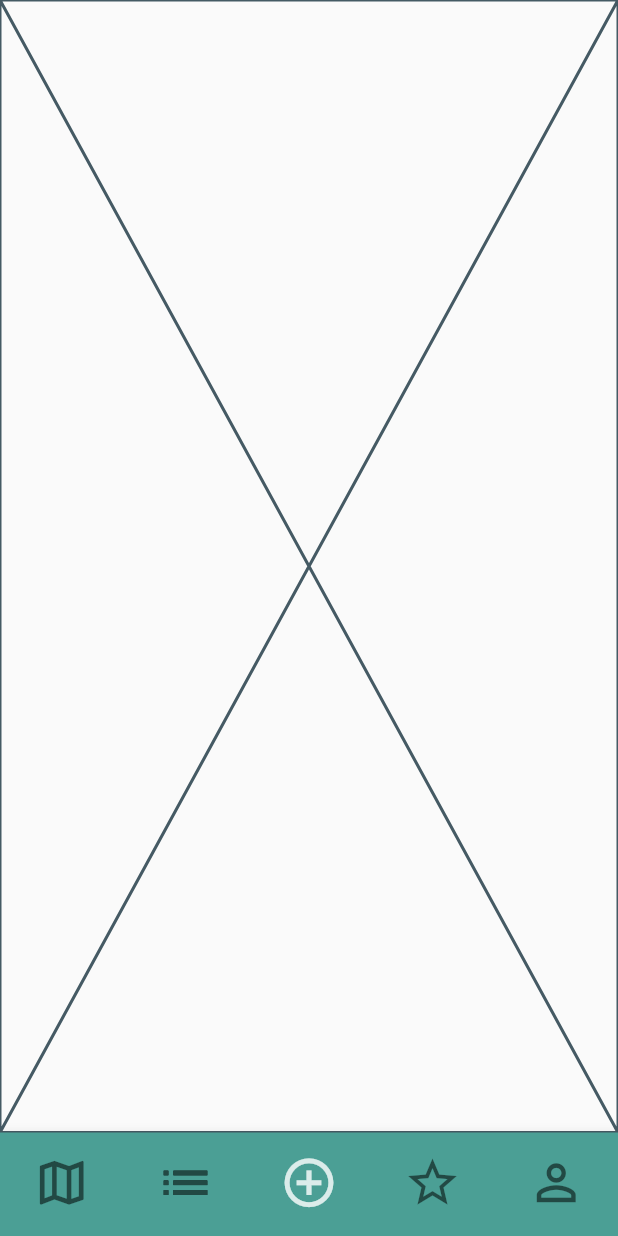
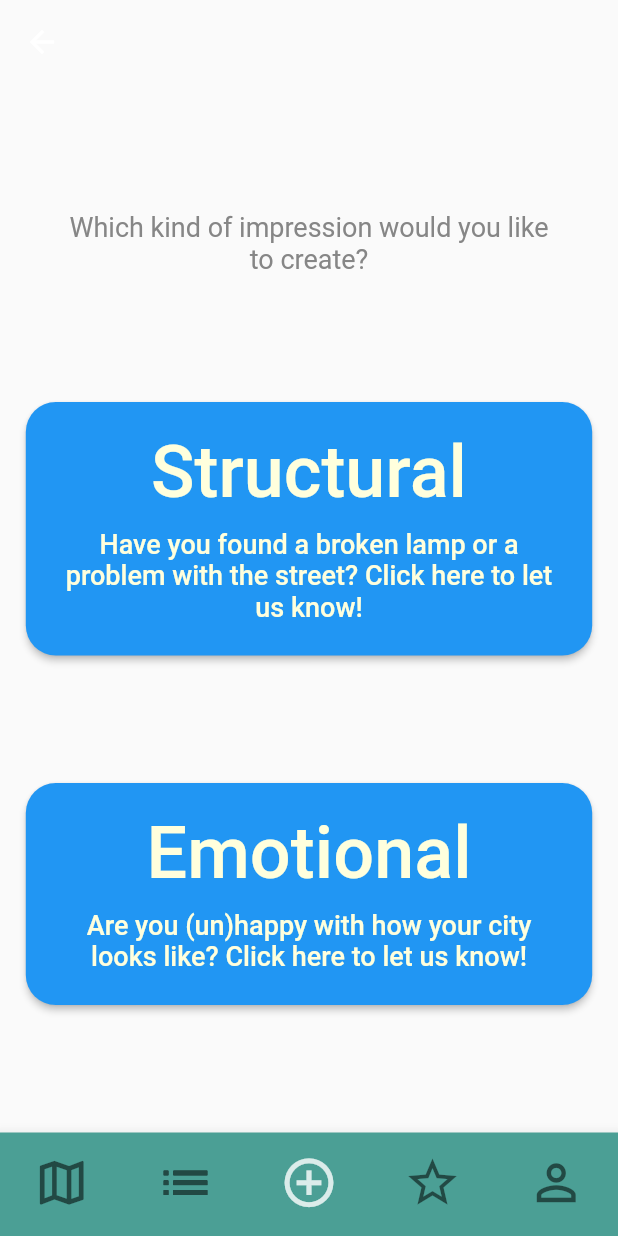
Before and after one commit to Fabs97/DIMA, a Flutter app: the HomePage screen opened directly, item 3 of the bottom bar chosen, on a phone screen of 412 x 824 dp. Run offline on Flutter 3.47's test engine with Material 2 defaults, Android fonts, the phone set to English and light mode, and no system bars; our stand-ins replace email_validator, firebase_auth, firebase_core, flutter_svg, google_maps_flutter, google_sign_in and 4 more; missing offline and left inert: flutter_facebook_auth, flutter_twitter_login, github_sign_in; accounts and stored records are empty; statements that could not run were skipped.

Commit message:
[Frontend] - Added impression screen

```diff
--- a/citylife/lib/screens/homepage/homepage.dart
+++ b/citylife/lib/screens/homepage/homepage.dart
@@ -1,4 +1,5 @@
 import 'package:citylife/screens/home/home.dart';
+import 'package:citylife/screens/impressions/newImpression.dart';
 import 'package:citylife/screens/profile/profile.dart';
 import 'package:citylife/utils/theme.dart';
 import 'package:flutter/material.dart';
@@ -14,7 +15,7 @@ class _HomePageState extends State<HomePage> {
   final List<Widget> pages = [
     Home(),
     Placeholder(),
-    Placeholder(),
+    NewImpression(),
     Placeholder(),
     Profile(),
   ];
--- /dev/null
+++ b/citylife/lib/screens/impressions/newImpression.dart
@@ -0,0 +1,128 @@
+import 'package:citylife/utils/theme.dart';
+import 'package:flutter/cupertino.dart';
+import 'package:flutter/material.dart';
+
+import 'package:citylife/screens/impressions/structural/structuralImpression.dart';
+
+class NewImpression extends StatefulWidget {
+  @override
+  _NewImpressionState createState() => _NewImpressionState();
+}
+
+class _NewImpressionState extends State<NewImpression> {
+  @override
+  Widget build(BuildContext context) {
+    return Scaffold(
+      appBar: AppBar(
+        backgroundColor: Colors.transparent,
+        elevation: 0,
+      ),
+      body: LayoutBuilder(
+        builder: (context, constraints) => Container(
+          width: constraints.maxWidth,
+          height: constraints.maxHeight,
+          child: Column(
+            crossAxisAlignment: CrossAxisAlignment.center,
+            mainAxisAlignment: MainAxisAlignment.spaceEvenly,
+            mainAxisSize: MainAxisSize.max,
+            children: <Widget>[
+              Container(
+                width: constraints.maxWidth * 0.8,
+                child: Text(
+                  "Which kind of impression would you like to create?",
+                  style: TextStyle(color: T.textDarkColor, fontSize: 18),
+                  textAlign: TextAlign.center,
+                ),
+              ),
+              ElevatedButton(
+                  onPressed: () {
+                    Navigator.push(
+                        context,
+                        MaterialPageRoute(
+                            builder: (context) => StructuralImpression()));
+                  },
+                  style: ElevatedButton.styleFrom(
+                    primary: T.structuralColor,
+                    shape: new RoundedRectangleBorder(
+                      borderRadius: new BorderRadius.circular(20.0),
+                    ),
+                  ),
+                  child: Padding(
+                    padding: const EdgeInsets.all(8.0),
+                    child: Column(
+                      children: [
+                        Padding(
+                          padding: const EdgeInsets.all(10.0),
+                          child: Text(
+                            "Structural",
+                            style: TextStyle(
+                                color: T.textLightColor, fontSize: 48),
+                            textAlign: TextAlign.center,
+                          ),
+                        ),
+                        Padding(
+                          padding: const EdgeInsets.only(bottom: 14.0),
+                          child: Container(
+                            width: constraints.maxWidth * 0.8,
+                            child: Text(
+                              "Have you found a broken lamp or a problem with the street? Click here to let us know!",
+                              style: TextStyle(
+                                  color: T.textLightColor, fontSize: 18),
+                              textAlign: TextAlign.center,
+                            ),
+                          ),
+                        )
+                      ],
+                    ),
+                  )),
+              ElevatedButton(
+                  onPressed: () {
+                    setState(() {
+                      Navigator.push(
+                        context,
+                        MaterialPageRoute(
+                            builder: (context) => StructuralImpression()),
+                      );
+                    });
+                  },
+                  style: ElevatedButton.styleFrom(
+                    primary: T.emotionalColor,
+                    shape: new RoundedRectangleBorder(
+                      borderRadius: new BorderRadius.circular(20.0),
+                    ),
+                  ),
+                  child: Padding(
+                    padding: const EdgeInsets.all(8.0),
+                    child: Column(
+                      children: [
+                        Padding(
+                          padding: const EdgeInsets.all(10.0),
+                          child: Text(
+                            "Emotional",
+                            style: TextStyle(
+                                color: T.textLightColor, fontSize: 48),
+                            textAlign: TextAlign.center,
+                          ),
+                        ),
+                        Padding(
+                          padding: const EdgeInsets.only(bottom: 14.0),
+                          child: Container(
+                            width: constraints.maxWidth * 0.8,
+                            child: Text(
+                              "Are you (un)happy with how your city looks like? Click here to let us know!",
+                              style: TextStyle(
+                                  color: T.textLightColor, fontSize: 18),
+                              textAlign: TextAlign.center,
+                            ),
+                          ),
+                        )
+                      ],
+                    ),
+                  )),
+            ],
+          ),
+        ),
+      ),
+    );
+  }
+}
```
